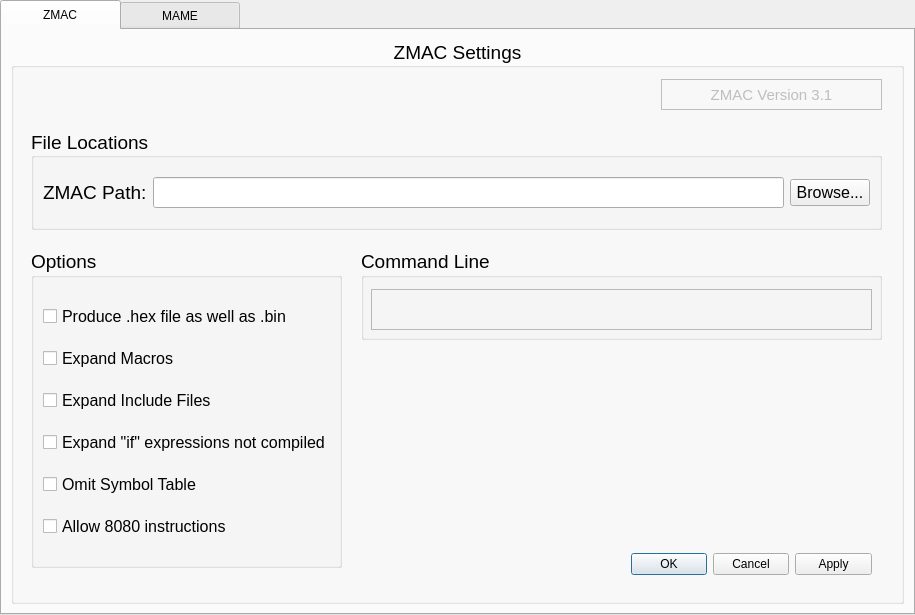
The window that ui/BAPD_Settings_GUI.ui (tinymouse42/BAPD) describes before a commit, drawn with Qt 5.
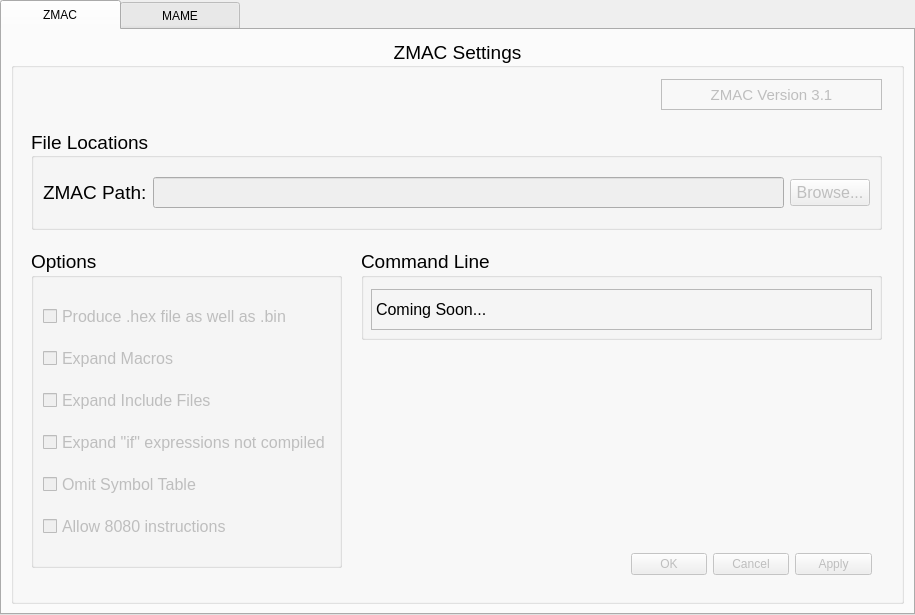
The same window after the commit. The open tabs and pages were chosen to show the change.

Commit message: 08/17/2024: Last commit before using Auto-Py-to-Exe to create an alpha .exe for user testing.

```diff
--- a/ui/BAPD_Settings_GUI.ui
+++ b/ui/BAPD_Settings_GUI.ui
@@ -39,7 +39,7 @@
 </string>
      </property>
      <property name="currentIndex">
-      <number>1</number>
+      <number>0</number>
      </property>
      <property name="usesScrollButtons">
       <bool>false</bool>
@@ -91,6 +91,9 @@
              </property>
              <item>
               <widget class="QCheckBox" name="outputHexFile">
+               <property name="enabled">
+                <bool>false</bool>
+               </property>
                <property name="font">
                 <font>
                  <pointsize>12</pointsize>
@@ -103,6 +106,9 @@
              </item>
              <item>
               <widget class="QCheckBox" name="expandMacros">
+               <property name="enabled">
+                <bool>false</bool>
+               </property>
                <property name="font">
                 <font>
                  <pointsize>12</pointsize>
@@ -115,6 +121,9 @@
              </item>
              <item>
               <widget class="QCheckBox" name="expandIncludeFiles">
+               <property name="enabled">
+                <bool>false</bool>
+               </property>
                <property name="font">
                 <font>
                  <pointsize>12</pointsize>
@@ -127,6 +136,9 @@
              </item>
              <item>
               <widget class="QCheckBox" name="expandIf">
+               <property name="enabled">
+                <bool>false</bool>
+               </property>
                <property name="font">
                 <font>
                  <pointsize>12</pointsize>
@@ -139,6 +151,9 @@
              </item>
              <item>
               <widget class="QCheckBox" name="omitSymbolTable">
+               <property name="enabled">
+                <bool>false</bool>
+               </property>
                <property name="font">
                 <font>
                  <pointsize>12</pointsize>
@@ -151,6 +166,9 @@
              </item>
              <item>
               <widget class="QCheckBox" name="allow8080Instructions">
+               <property name="enabled">
+                <bool>false</bool>
+               </property>
                <property name="font">
                 <font>
                  <pointsize>12</pointsize>
@@ -227,10 +245,17 @@
               </widget>
              </item>
              <item>
-              <widget class="QLineEdit" name="zmacPathLineEdit"/>
+              <widget class="QLineEdit" name="zmacPathLineEdit">
+               <property name="enabled">
+                <bool>false</bool>
+               </property>
+              </widget>
              </item>
              <item>
               <widget class="QPushButton" name="zmacBrowseButton">
+               <property name="enabled">
+                <bool>false</bool>
+               </property>
                <property name="font">
                 <font>
                  <pointsize>12</pointsize>
@@ -249,6 +274,9 @@
           </layout>
          </widget>
          <widget class="QDialogButtonBox" name="zmacButtonBox">
+          <property name="enabled">
+           <bool>false</bool>
+          </property>
           <property name="geometry">
            <rect>
             <x>620</x>
@@ -302,7 +330,7 @@
                <enum>QFrame::Shape::StyledPanel</enum>
               </property>
               <property name="text">
-               <string/>
+               <string>Coming Soon...</string>
               </property>
              </widget>
             </item>
@@ -365,10 +393,17 @@
               </widget>
              </item>
              <item>
-              <widget class="QLineEdit" name="mamePathLineEdit"/>
+              <widget class="QLineEdit" name="mamePathLineEdit">
+               <property name="enabled">
+                <bool>false</bool>
+               </property>
+              </widget>
              </item>
              <item>
               <widget class="QPushButton" name="mameBrowseButton">
+               <property name="enabled">
+                <bool>false</bool>
+               </property>
                <property name="font">
                 <font>
                  <pointsize>12</pointsize>
@@ -440,7 +475,7 @@
                <enum>QFrame::Shape::StyledPanel</enum>
               </property>
               <property name="text">
-               <string/>
+               <string>Coming soon...</string>
               </property>
              </widget>
             </item>
```
The commit also changes 1 other file.
